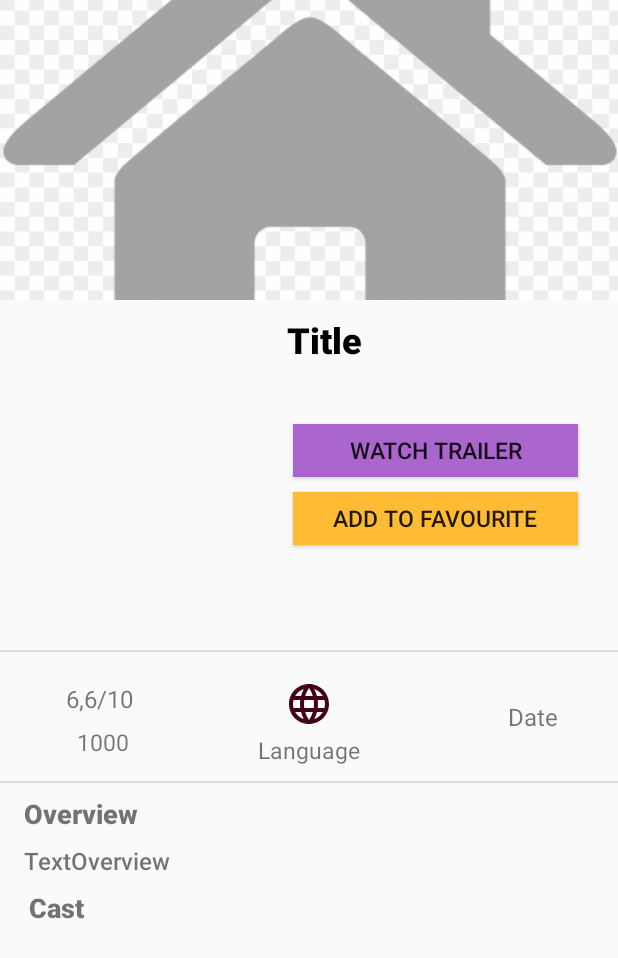
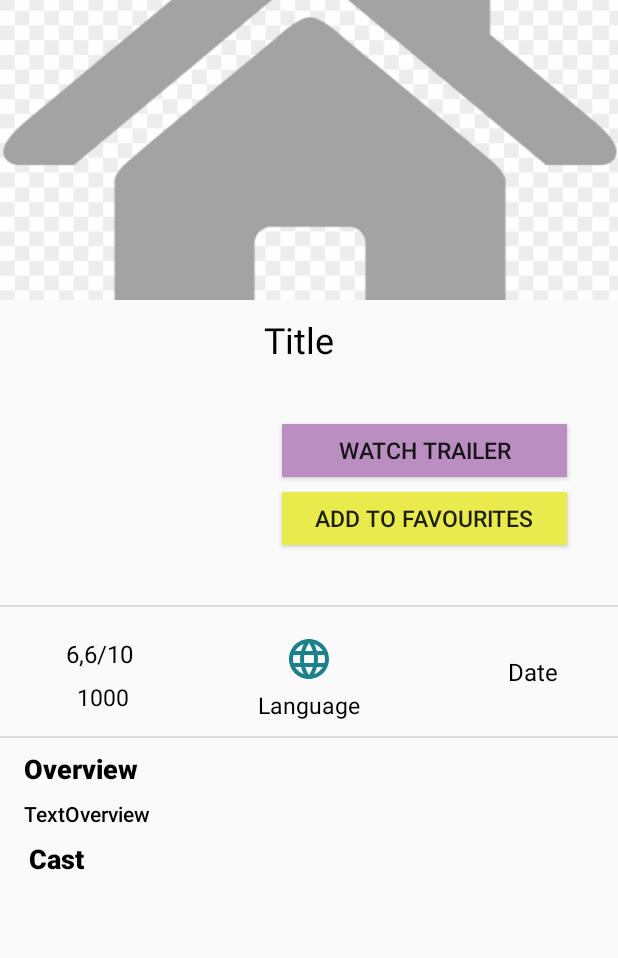
Before and after one commit to jedraas/movies-app, an Android app: the layout activity_movie_detail.xml on its own in the app's theme, with its tools: preview values and no code run, on a phone screen of 412 x 824 dp. Shown: the top 958 px of the screen. Run offline under Robolectric (Android 15) with nearby library versions, the phone set to English and light mode, and no system bars.

Commit message:
Utworzenie adaptera Credits, widoku cast_card. Przechodzenie do aktywnosci favourites po nacisnieciu buttona. Poprawa wygladu movie_detail.

```diff
--- a/app/src/main/res/drawable/ic_language_black_24dp.xml
+++ b/app/src/main/res/drawable/ic_language_black_24dp.xml
@@ -1,4 +1,4 @@
-<vector android:height="32dp" android:tint="#41051A"
+<vector android:height="32dp" android:tint="#1C818A"
     android:viewportHeight="24.0" android:viewportWidth="24.0"
     android:width="32dp" xmlns:android="http://schemas.android.com/apk/res/android">
     <path android:fillColor="#FF000000" android:pathData="M11.99,2C6.47,2 2,6.48 2,12s4.47,10 9.99,10C17.52,22 22,17.52 22,12S17.52,2 11.99,2zM18.92,8h-2.95c-0.32,-1.25 -0.78,-2.45 -1.38,-3.56 1.84,0.63 3.37,1.91 4.33,3.56zM12,4.04c0.83,1.2 1.48,2.53 1.91,3.96h-3.82c0.43,-1.43 1.08,-2.76 1.91,-3.96zM4.26,14C4.1,13.36 4,12.69 4,12s0.1,-1.36 0.26,-2h3.38c-0.08,0.66 -0.14,1.32 -0.14,2 0,0.68 0.06,1.34 0.14,2L4.26,14zM5.08,16h2.95c0.32,1.25 0.78,2.45 1.38,3.56 -1.84,-0.63 -3.37,-1.9 -4.33,-3.56zM8.03,8L5.08,8c0.96,-1.66 2.49,-2.93 4.33,-3.56C8.81,5.55 8.35,6.75 8.03,8zM12,19.96c-0.83,-1.2 -1.48,-2.53 -1.91,-3.96h3.82c-0.43,1.43 -1.08,2.76 -1.91,3.96zM14.34,14L9.66,14c-0.09,-0.66 -0.16,-1.32 -0.16,-2 0,-0.68 0.07,-1.35 0.16,-2h4.68c0.09,0.65 0.16,1.32 0.16,2 0,0.68 -0.07,1.34 -0.16,2zM14.59,19.56c0.6,-1.11 1.06,-2.31 1.38,-3.56h2.95c-0.96,1.65 -2.49,2.93 -4.33,3.56zM16.36,14c0.08,-0.66 0.14,-1.32 0.14,-2 0,-0.68 -0.06,-1.34 -0.14,-2h3.38c0.16,0.64 0.26,1.31 0.26,2s-0.1,1.36 -0.26,2h-3.38z"/>
--- a/app/src/main/res/layout/activity_movie_detail.xml
+++ b/app/src/main/res/layout/activity_movie_detail.xml
@@ -5,7 +5,7 @@
 
     android:layout_width="match_parent"
     android:layout_height="match_parent"
-    >
+    android:background="@color/colorBackground">
 
     <androidx.core.widget.NestedScrollView
         android:layout_width="match_parent"
@@ -34,28 +34,27 @@
                 android:id="@+id/poster"
                 android:layout_width="140dp"
                 android:layout_height="201dp"
-                android:layout_marginStart="15dp"
+                android:layout_marginStart="16dp"
                 android:layout_marginTop="15dp"
                 android:adjustViewBounds="true"
                 android:scaleType="centerCrop"
                 app:layout_constraintBottom_toBottomOf="@+id/backdrop"
                 app:layout_constraintStart_toStartOf="parent"
                 app:layout_constraintTop_toBottomOf="@+id/backdrop"
-                app:layout_constraintTop_toTopOf="@id/addToFavourites"
+                app:layout_constraintTop_toTopOf="@id/favouritesButton"
+                app:layout_constraintVertical_bias="0.581"
                 app:srcCompat="@drawable/logo" />
 
             <TextView
                 android:id="@+id/text_title"
-                android:layout_width="wrap_content"
-                android:layout_height="match_parent"
+                android:layout_width="0dp"
+                android:layout_height="wrap_content"
+                android:layout_marginStart="20dp"
                 android:layout_marginTop="10dp"
-                android:layout_marginEnd="150dp"
-                android:layout_marginStart="15dp"
-                android:fontFamily="sans-serif-black"
+                android:layout_marginEnd="20dp"
                 android:text="Title"
-                android:textColor="@android:color/black"
-                android:textSize="24sp"
-                android:textStyle="normal"
+                android:textAppearance="@style/TextAppearance.MaterialComponents.Headline5"
+                android:textColor="@android:color/background_dark"
                 app:layout_constraintEnd_toEndOf="parent"
                 app:layout_constraintStart_toEndOf="@+id/poster"
                 app:layout_constraintTop_toBottomOf="@+id/backdrop" />
@@ -65,8 +64,8 @@
                 android:layout_width="190dp"
                 android:layout_height="35dp"
                 android:layout_marginTop="40dp"
-                android:layout_marginEnd="10dp"
-                android:background="@android:color/holo_purple"
+                android:layout_marginEnd="20dp"
+                android:background="@color/colorButtonWatch"
                 android:onClick="watchTrailer"
                 android:text="Watch Trailer"
                 android:textSize="15sp"
@@ -76,18 +75,19 @@
                 app:layout_constraintTop_toBottomOf="@+id/text_title" />
 
             <Button
-                android:id="@+id/addToFavourites"
+                android:id="@+id/favouritesButton"
                 android:layout_width="190dp"
                 android:layout_height="35dp"
                 android:layout_marginTop="10dp"
-                android:layout_marginEnd="10dp"
-                android:background="@android:color/holo_orange_light"
-                android:text="Add to favourite"
+                android:layout_marginEnd="20dp"
+                android:background="@color/colorButtonFavourite"
+                android:onClick="addToFavourites"
+                android:text="Add to favourites"
                 android:textSize="15sp"
+                app:layout_constraintEnd_toEndOf="parent"
                 app:layout_constraintHorizontal_bias="0.7"
-                app:layout_constraintEnd_toEndOf="parent"
-                app:layout_constraintTop_toBottomOf="@+id/trailers"
-                app:layout_constraintStart_toEndOf="@+id/poster"/>
+                app:layout_constraintStart_toEndOf="@+id/poster"
+                app:layout_constraintTop_toBottomOf="@+id/trailers" />
 
 
             <com.google.android.material.chip.ChipGroup
@@ -105,12 +105,12 @@
                 android:id="@+id/view"
                 android:layout_width="0dp"
                 android:layout_height="1dp"
-                android:layout_marginTop="70dp"
+                android:layout_marginTop="40dp"
                 android:background="?android:attr/listDivider"
                 app:layout_constraintEnd_toEndOf="parent"
                 app:layout_constraintHorizontal_bias="0.0"
                 app:layout_constraintStart_toStartOf="parent"
-                app:layout_constraintTop_toBottomOf="@+id/addToFavourites" />
+                app:layout_constraintTop_toBottomOf="@+id/favouritesButton" />
 
 
             <TextView
@@ -121,6 +121,7 @@
                 android:layout_marginTop="20dp"
                 android:layout_marginEnd="330dp"
                 android:text="6,6/10"
+                android:textColor="@android:color/background_dark"
                 android:textSize="16sp"
                 app:layout_constraintEnd_toEndOf="parent"
                 app:layout_constraintStart_toStartOf="parent"
@@ -134,6 +135,7 @@
                 android:layout_marginTop="4dp"
                 android:layout_marginEnd="335dp"
                 android:text="1000"
+                android:textColor="@android:color/background_dark"
                 android:textSize="15sp"
                 app:layout_constraintEnd_toEndOf="parent"
                 app:layout_constraintStart_toStartOf="parent"
@@ -157,6 +159,7 @@
                 android:layout_height="wrap_content"
                 android:layout_marginTop="4dp"
                 android:text="Language"
+                android:textColor="@android:color/background_dark"
                 android:textSize="15sp"
                 app:layout_constraintEnd_toEndOf="parent"
                 app:layout_constraintHorizontal_bias="0.5"
@@ -170,6 +173,7 @@
                 android:layout_marginTop="32dp"
                 android:layout_marginEnd="40dp"
                 android:text="Date"
+                android:textColor="@android:color/background_dark"
                 android:textSize="16sp"
                 app:layout_constraintEnd_toEndOf="parent"
                 app:layout_constraintHorizontal_bias="1.0"
@@ -196,6 +200,7 @@
                 android:paddingStart="16dp"
                 android:paddingEnd="16dp"
                 android:text="Overview"
+                android:textColor="@android:color/background_dark"
                 android:textSize="18sp"
                 android:textStyle="normal"
                 app:layout_constraintStart_toStartOf="parent"
@@ -210,13 +215,11 @@
                 android:paddingStart="16dp"
                 android:paddingEnd="16dp"
                 android:text="TextOverview"
-                android:textSize="16sp"
+                android:textColor="@android:color/background_dark"
                 android:textStyle="normal"
                 app:layout_constraintEnd_toEndOf="parent"
-                app:layout_constraintTop_toBottomOf="@+id/overview"
 
-                tools:layout_editor_absoluteX="0dp"
-                tools:layout_editor_absoluteY="668dp" />
+                app:layout_constraintTop_toBottomOf="@+id/overview" />
 
 
             <TextView
@@ -229,12 +232,11 @@
                 android:paddingStart="16dp"
                 android:paddingEnd="16dp"
                 android:text="Cast"
+                android:textColor="@android:color/background_dark"
                 android:textSize="18sp"
                 android:textStyle="normal"
                 app:layout_constraintEnd_toEndOf="parent"
-                app:layout_constraintTop_toBottomOf="@+id/textOverview"
-                tools:layout_editor_absoluteX="0dp"
-                tools:layout_editor_absoluteY="668dp" />
+                app:layout_constraintTop_toBottomOf="@+id/textOverview" />
 
             <androidx.recyclerview.widget.RecyclerView
                 android:id="@+id/rvCast"
@@ -251,6 +253,5 @@
 
     </androidx.core.widget.NestedScrollView>
 
-    "
 
 </androidx.coordinatorlayout.widget.CoordinatorLayout>
--- a/app/src/main/res/values/colors.xml
+++ b/app/src/main/res/values/colors.xml
@@ -3,4 +3,9 @@
     <color name="colorPrimary">#1C818A</color>
     <color name="colorPrimaryDark">#1C818A</color>
     <color name="colorAccent">#4527A0</color>
+    <color name="colorButtonWatch">#BA8EC1</color>
+    <color name="colorButtonFavourite">#E9EA4B</color>
+    <color name="colorBackground">#FAFAFA</color>
+
+
 </resources>
```
Also changed, not shown: app/src/main/java/com/example/filmy/CreditsAdapter.java (added, +62 -0 lines), app/src/main/java/com/example/filmy/Favourites.java (+6 -2 lines), app/src/main/java/com/example/filmy/MovieDetail.java (+46 -23 lines), app/src/main/res/layout/cast_card.xml (added, +32 -0 lines).
